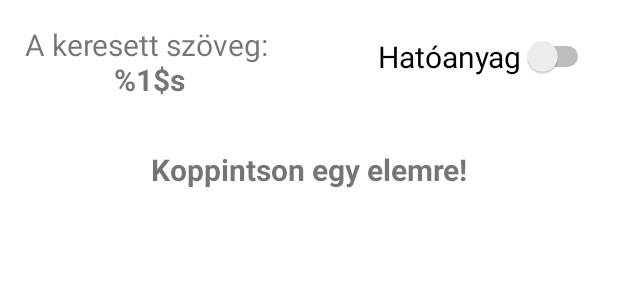
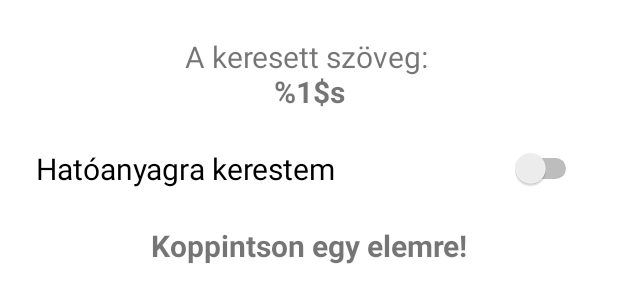
Before and after one commit to lgergo/Medicament, an Android app: the layout activity_result.xml on its own in the app's theme, with its tools: preview values and no code run, on a phone screen of 412 x 824 dp. Shown: the top 303 px of the screen. Run offline under Robolectric (Android 15) with nearby library versions, the phone set to English and light mode, and no system bars.

Commit message:
ui fix and code refact

```diff
--- a/app/src/main/AndroidManifest.xml
+++ b/app/src/main/AndroidManifest.xml
@@ -16,7 +16,7 @@
         android:supportsRtl="true"
         android:theme="@style/AppTheme"
         tools:ignore="GoogleAppIndexingWarning">
-        <activity android:name=".ResultActivity"></activity>
+        <activity android:name=".ResultActivity"/>
 
         <meta-data
             android:name="com.google.android.gms.version"
--- a/app/src/main/java/com/yevsp8/medicament/ResultAdapter.java
+++ b/app/src/main/java/com/yevsp8/medicament/ResultAdapter.java
@@ -39,7 +39,7 @@ public class ResultAdapter extends RecyclerView.Adapter<ResultAdapter.ViewHolder
         repo=Repository.getInstance(context);
         this.type = adapterType;
 
-        ioManager=IOManager.getInstance(context);
+        ioManager=new IOManager(context);
     }
 
     @NonNull
--- a/app/src/main/java/com/yevsp8/medicament/data/MedicamentEntity.java
+++ b/app/src/main/java/com/yevsp8/medicament/data/MedicamentEntity.java
@@ -17,9 +17,9 @@ public class MedicamentEntity {
     }
 
     @PrimaryKey(autoGenerate = true)
-    public int id;
-    public String name;
-    public String ogyi_key;
+    private int id;
+    private String name;
+    private String ogyi_key;
 
     public int getId() {
         return id;
--- a/app/src/main/java/com/yevsp8/medicament/data/SubstanceEntity.java
+++ b/app/src/main/java/com/yevsp8/medicament/data/SubstanceEntity.java
@@ -20,8 +20,8 @@ public class SubstanceEntity {
     }
 
     @PrimaryKey(autoGenerate = false)
-    public int id;
-    public String name;
+    private int id;
+    private String name;
     @TypeConverters(StringTypeConverter.class)
     private List<String> medicamentList;
 
--- a/app/src/main/res/layout/activity_result.xml
+++ b/app/src/main/res/layout/activity_result.xml
@@ -5,7 +5,8 @@
     android:layout_width="match_parent"
     android:layout_height="match_parent"
     tools:context=".ResultActivity"
-    style="@style/AppTheme">
+    style="@style/AppTheme"
+    android:padding="8dp">
 
     <TextView
         android:id="@+id/textView_search_text"
@@ -13,29 +14,34 @@
         android:layout_height="wrap_content"
         android:layout_marginStart="16dp"
         android:layout_marginTop="16dp"
+        android:layout_marginEnd="16dp"
         android:text="@string/search_text"
         android:textAlignment="center"
+        app:layout_constraintEnd_toEndOf="parent"
         app:layout_constraintStart_toStartOf="parent"
         app:layout_constraintTop_toTopOf="parent" />
 
     <Switch
         android:id="@+id/switch_substance"
-        android:layout_width="wrap_content"
+        android:layout_width="match_parent"
         android:layout_height="wrap_content"
+        android:layout_marginStart="16dp"
         android:layout_marginTop="24dp"
         android:layout_marginEnd="16dp"
         android:text="@string/switch_substanceSearch"
         app:layout_constraintEnd_toEndOf="parent"
-        app:layout_constraintTop_toTopOf="parent" />
+        app:layout_constraintStart_toStartOf="parent"
+        app:layout_constraintTop_toBottomOf="@+id/textView_search_text" />
 
     <TextView
         android:id="@+id/textView_result_title"
         android:layout_width="wrap_content"
         android:layout_height="wrap_content"
         android:layout_marginStart="16dp"
-        android:layout_marginTop="48dp"
+        android:layout_marginTop="24dp"
         android:layout_marginEnd="16dp"
-        android:text="@string/text_titleForSearchMethods"
+        android:text="@string/text_titleForMedicamentList"
+        android:textAlignment="center"
         android:textStyle="bold"
         app:layout_constraintEnd_toEndOf="parent"
         app:layout_constraintStart_toStartOf="parent"
@@ -44,12 +50,15 @@
     <androidx.recyclerview.widget.RecyclerView
         android:id="@+id/recycleView_searchResults"
         android:layout_width="match_parent"
-        android:layout_height="wrap_content"
-        android:layout_marginStart="16dp"
-        android:layout_marginTop="24dp"
-        android:layout_marginEnd="16dp"
+        android:layout_height="0dp"
+        android:layout_marginStart="8dp"
+        android:layout_marginTop="16dp"
+        android:layout_marginEnd="8dp"
+        android:scrollbars="vertical"
+        app:layout_constraintBottom_toBottomOf="parent"
         app:layout_constraintEnd_toEndOf="parent"
         app:layout_constraintStart_toStartOf="parent"
-        app:layout_constraintTop_toBottomOf="@+id/textView_result_title" />
+        app:layout_constraintTop_toBottomOf="@+id/textView_result_title"
+        app:layout_constraintVertical_bias="0.0" />
 
 </androidx.constraintlayout.widget.ConstraintLayout>
--- a/app/src/main/res/layout/listitem.xml
+++ b/app/src/main/res/layout/listitem.xml
@@ -7,6 +7,6 @@
     android:layout_height="wrap_content"
     android:textAlignment="center"
     android:padding="10dp"
-    android:text="TextView"
+    android:text=""
     android:background="@color/customGrey"
     android:layout_marginBottom="3dp"/>
--- a/app/src/main/res/values/strings.xml
+++ b/app/src/main/res/values/strings.xml
@@ -1,8 +1,11 @@
 <resources>
     <string name="app_name">MediCam</string>
     <string name="emptyMessage">Nincs felimsert szöveg.</string>
-    <string name="text_titleForSearchMethods">Koppintson egy elemre!</string>
+    <string name="text_titleForMedicamentList">Koppintson egy elemre!</string>
+    <string name="text_titleForSubstanceList">Keresett hatóanyag szempontjából egyenértékű gyógyszerek</string>
     <string name="button_stop">Állj</string>
-    <string name="switch_substanceSearch">Hatóanyag</string>
+    <string name="button_start">Indít</string>
+    <string name="switch_substanceSearch">Hatóanyagra kerestem</string>
     <string name="search_text">A keresett szöveg: \n<b>%1$s</b></string>
+
 </resources>
--- a/app/src/main/res/values/styles.xml
+++ b/app/src/main/res/values/styles.xml
@@ -6,6 +6,5 @@
         <item name="colorPrimaryDark">@color/colorPrimaryDark</item>
         <item name="colorAccent">@color/colorAccent</item>
         <item name="android:textSize">20sp</item>
-        <item name="android:color">#000000</item>
     </style>
 </resources>
```
Also changed, not shown: app/src/main/java/com/yevsp8/medicament/Constants.java (+10 -0 lines), app/src/main/java/com/yevsp8/medicament/IOManager.java (+2 -11 lines), app/src/main/java/com/yevsp8/medicament/MainActivity.java (+5 -3 lines), app/src/main/java/com/yevsp8/medicament/ResultActivity.java (+12 -11 lines), app/src/main/java/com/yevsp8/medicament/data/AppDatabase.java (+32 -37 lines).
